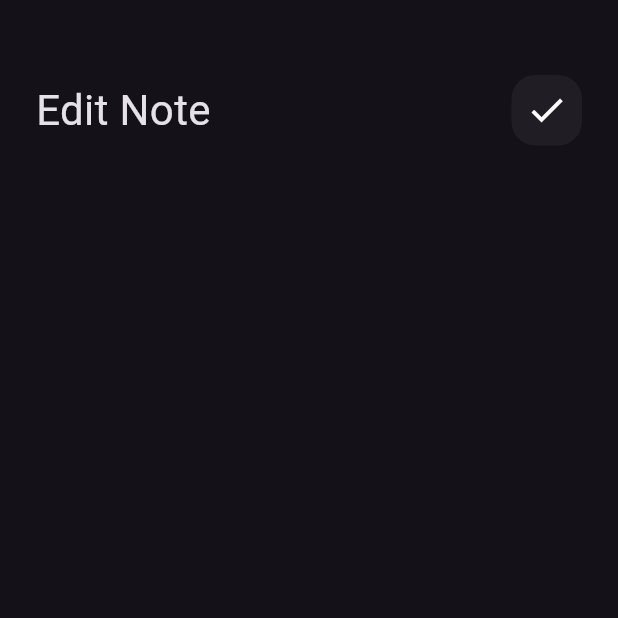
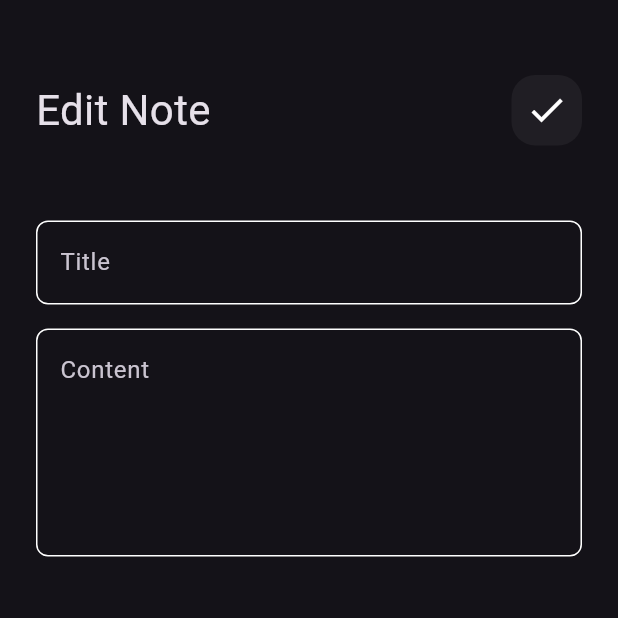
Before and after one commit to EhabGalal10/notes_app, a Flutter app: the EditNoteView screen opened directly, on a phone screen of 412 x 824 dp, the top half of it. Run offline on Flutter 3.47's test engine with Material 3 defaults, Android fonts, the phone set to English and light mode, and no system bars.

Commit message:
edit view ui done

```diff
--- a/lib/views/widgets/edit_body_widget.dart
+++ b/lib/views/widgets/edit_body_widget.dart
@@ -1,5 +1,6 @@
 import 'package:flutter/material.dart';
 import 'package:notesapp/views/widgets/custom_app_bar.dart';
+import 'package:notesapp/views/widgets/custom_text_field.dart';
 
 class EditBodyWidget extends StatelessWidget {
   const EditBodyWidget({super.key});
@@ -17,6 +18,17 @@ class EditBodyWidget extends StatelessWidget {
             title: 'Edit Note',
             icon: Icons.check,
           ),
+          SizedBox(
+            height: 50,
+          ),
+          CutomTextField(hint: 'Title'),
+          SizedBox(
+            height: 16,
+          ),
+          CutomTextField(
+            hint: 'Content',
+            maxLines: 5,
+          ),
         ],
       ),
     );
```
